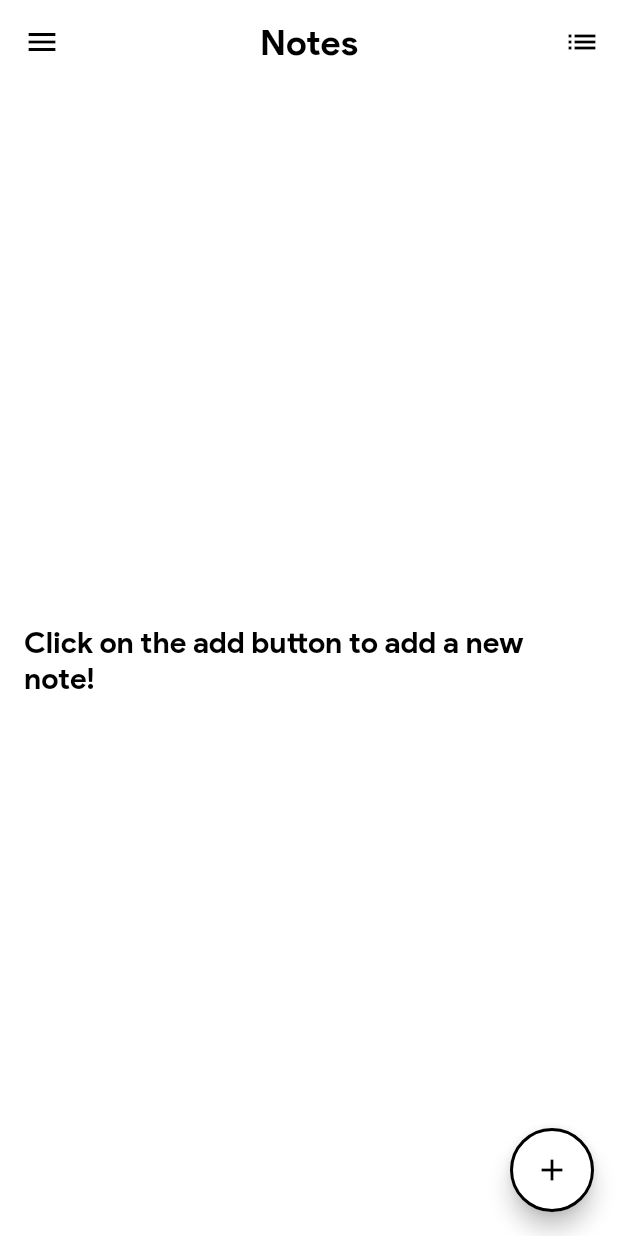
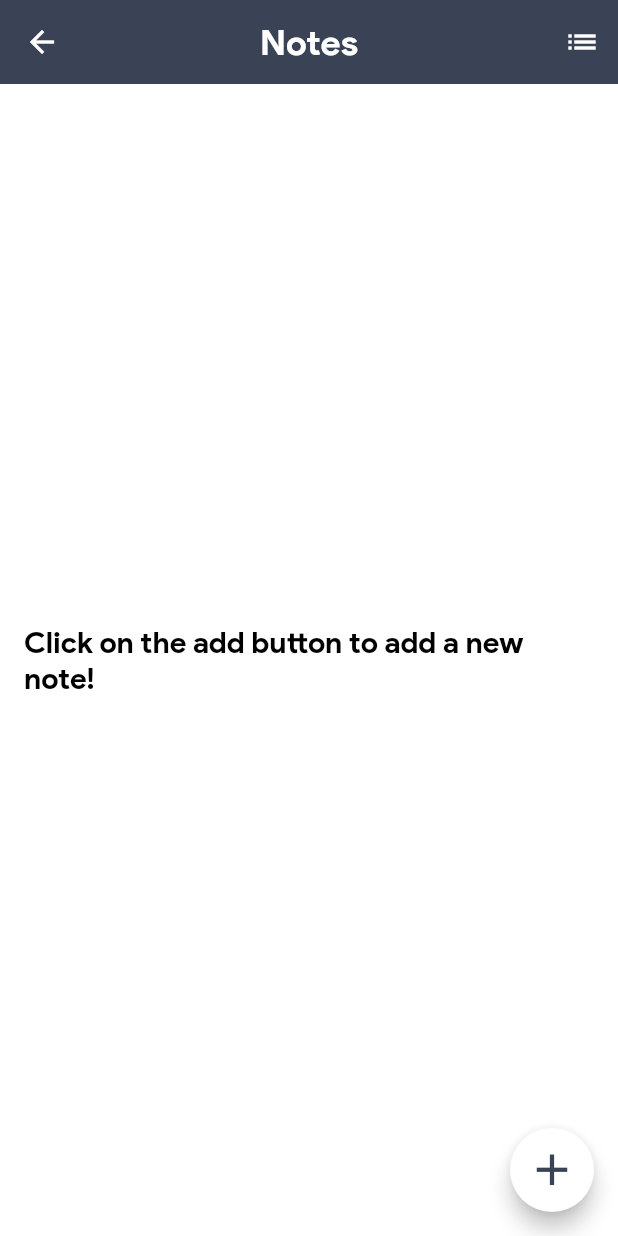
Before and after one commit to rahulbalhararkb/powerlog, a Flutter app: the MyHomePage screen opened directly, after a tap on "NOTEBOOK", on a phone screen of 412 x 824 dp. Run offline on Flutter 3.47's test engine with Material 2 defaults, Android fonts, the phone set to English and light mode, and no system bars; our stand-ins replace cloud_firestore, firebase_auth, splashscreen, sqflite; accounts and stored records are empty; project files that could hold a hidden picture were left out.

Commit message:
notebook theme modified

```diff
--- a/lib/db_helper/db_helper.dart
+++ b/lib/service/db_helper.dart
@@ -3,7 +3,7 @@ import 'dart:io';
 import 'package:sqflite/sqflite.dart';
 import 'dart:async';
 import 'package:path_provider/path_provider.dart';
-import 'package:powerlog/modal_class/notes.dart';
+import 'package:powerlog/model/notes.dart';
 
 class DatabaseHelper {
   static DatabaseHelper _databaseHelper; // Singleton DatabaseHelper
--- a/lib/ui/home_page.dart
+++ b/lib/ui/home_page.dart
@@ -1,7 +1,7 @@
 import 'package:flutter/material.dart';
 import 'package:powerlog/auth/auth.dart';
+import 'package:powerlog/ui/note_list.dart';
 import 'package:powerlog/ui/new_feature.dart';
-import 'package:powerlog/ui/note_book.dart';
 import 'package:powerlog/ui/show_entries.dart';
 
 class MyHomePage extends StatefulWidget {
@@ -111,14 +111,14 @@ class _MyHomePageState extends State<MyHomePage> {
                 child: GestureDetector(
                   onTap: () {
                     Navigator.push(context,
-                        MaterialPageRoute(builder: (context) => NoteBook()));
+                        MaterialPageRoute(builder: (context) => NoteList()));
                   },
                   child: Center(
                     child: Column(mainAxisAlignment: MainAxisAlignment.center,
                         //crossAxisAlignment: CrossAxisAlignment.stretch,
                         children: <Widget>[
                           Icon(
-                            Icons.settings,
+                            Icons.note_add,
                             color: Colors.white,
                             size: 50.0,
                           ),
--- a/lib/ui/note_book.dart
+++ /dev/null
@@ -1,38 +0,0 @@
-import 'package:flutter/material.dart';
-import 'package:powerlog/screens/note_list.dart';
-
-class NoteBook extends StatelessWidget {
-  @override
-  Widget build(BuildContext context) {
-    return MaterialApp(
-      title: 'NoteKeeper',
-      debugShowCheckedModeBanner: false,
-      theme: ThemeData(
-        primarySwatch: Colors.deepPurple,
-        textTheme: TextTheme(
-          headline: TextStyle(
-              fontFamily: 'Sans',
-              fontWeight: FontWeight.bold,
-              color: Colors.black,
-              fontSize: 24),
-          body1: TextStyle(
-              fontFamily: 'Sans',
-              fontWeight: FontWeight.bold,
-              color: Colors.black,
-              fontSize: 20),
-          body2: TextStyle(
-              fontFamily: 'Sans',
-              fontWeight: FontWeight.normal,
-              color: Colors.black,
-              fontSize: 18),
-          subtitle: TextStyle(
-              fontFamily: 'Sans',
-              fontWeight: FontWeight.normal,
-              color: Colors.black,
-              fontSize: 14),
-        ),
-      ),
-      home: NoteList(),
-    );
-  }
-}
--- a/lib/screens/note_list.dart
+++ b/lib/ui/note_list.dart
@@ -1,8 +1,8 @@
 import 'dart:async';
 import 'package:flutter/material.dart';
-import 'package:powerlog/db_helper/db_helper.dart';
-import 'package:powerlog/modal_class/notes.dart';
-import 'package:powerlog/screens/note_detail.dart';
+import 'package:powerlog/service/db_helper.dart';
+import 'package:powerlog/model/notes.dart';
+import 'package:powerlog/ui/note_detail.dart';
 import 'package:flutter_staggered_grid_view/flutter_staggered_grid_view.dart';
 import 'package:powerlog/utils/widgets.dart';
 import 'package:sqflite/sqflite.dart';
@@ -28,23 +28,34 @@ class NoteListState extends State<NoteList> {
     }
 
     return Scaffold(
+      backgroundColor: Color.fromRGBO(58, 66, 86, 1.0),
       appBar: AppBar(
-        title: Text('Notes', style: Theme.of(context).textTheme.headline),
+
+        title: Text(
+          'Notes',
+          style: TextStyle(
+              fontFamily: 'Sans',
+              fontWeight: FontWeight.bold,
+              color: Colors.white,
+              fontSize: 24),
+        ),
         centerTitle: true,
         elevation: 0,
-        backgroundColor: Colors.white,
+        backgroundColor: Color.fromRGBO(58, 66, 86, 1.0),
         leading: IconButton(
           icon: Icon(
-            Icons.menu,
-            color: Colors.black,
+            Icons.arrow_back,
+            color: Colors.white,
           ),
-          onPressed: () {},
+          onPressed: () {
+            Navigator.pop(context);
+          },
         ),
         actions: <Widget>[
           IconButton(
             icon: Icon(
               axisCount == 2 ? Icons.list : Icons.grid_on,
-              color: Colors.black,
+              color: Colors.white,
             ),
             onPressed: () {
               setState(() {
@@ -60,8 +71,14 @@ class NoteListState extends State<NoteList> {
               child: Center(
                 child: Padding(
                   padding: const EdgeInsets.all(16.0),
-                  child: Text('Click on the add button to add a new note!',
-                      style: Theme.of(context).textTheme.body1),
+                  child: Text(
+                    'Click on the add button to add a new note!',
+                    style: TextStyle(
+                        fontFamily: 'Sans',
+                        fontWeight: FontWeight.bold,
+                        color: Colors.black,
+                        fontSize: 20),
+                  ),
                 ),
               ),
             )
@@ -71,8 +88,11 @@ class NoteListState extends State<NoteList> {
           navigateToDetail(Note('', '', 3, 0), 'Add Note');
         },
         tooltip: 'Add Note',
-        shape: CircleBorder(side: BorderSide(color: Colors.black, width: 2.0)),
-        child: Icon(Icons.add, color: Colors.black),
+        child: Icon(
+          Icons.add,
+          color: Color.fromRGBO(58, 66, 86, 1.0),
+          size: 35.0,
+        ),
         backgroundColor: Colors.white,
       ),
     );
@@ -105,7 +125,11 @@ class NoteListState extends State<NoteList> {
                             padding: const EdgeInsets.all(8.0),
                             child: Text(
                               this.noteList[index].title,
-                              style: Theme.of(context).textTheme.body1,
+                              style: TextStyle(
+                                  fontFamily: 'Sans',
+                                  fontWeight: FontWeight.bold,
+                                  color: Colors.black,
+                                  fontSize: 20),
                             ),
                           ),
                         ),
@@ -124,10 +148,15 @@ class NoteListState extends State<NoteList> {
                         children: <Widget>[
                           Expanded(
                             child: Text(
-                                this.noteList[index].description == null
-                                    ? ''
-                                    : this.noteList[index].description,
-                                style: Theme.of(context).textTheme.body2),
+                              this.noteList[index].description == null
+                                  ? ''
+                                  : this.noteList[index].description,
+                              style: TextStyle(
+                                  fontFamily: 'Sans',
+                                  fontWeight: FontWeight.normal,
+                                  color: Colors.black,
+                                  fontSize: 18),
+                            ),
                           )
                         ],
                       ),
@@ -135,8 +164,14 @@ class NoteListState extends State<NoteList> {
                     Row(
                         mainAxisAlignment: MainAxisAlignment.end,
                         children: <Widget>[
-                          Text(this.noteList[index].date,
-                              style: Theme.of(context).textTheme.subtitle),
+                          Text(
+                            this.noteList[index].date,
+                            style: TextStyle(
+                                fontFamily: 'Sans',
+                                fontWeight: FontWeight.normal,
+                                color: Colors.black,
+                                fontSize: 14),
+                          ),
                         ])
                   ],
                 ),
@@ -185,18 +220,6 @@ class NoteListState extends State<NoteList> {
     }
   }
 
-  // void _delete(BuildContext context, Note note) async {
-  //   int result = await databaseHelper.deleteNote(note.id);
-  //   if (result != 0) {
-  //     _showSnackBar(context, 'Note Deleted Successfully');
-  //     updateListView();
-  //   }
-  // }
-
-  // void _showSnackBar(BuildContext context, String message) {
-  //   final snackBar = SnackBar(content: Text(message));
-  //   Scaffold.of(context).showSnackBar(snackBar);
-  // }
 
   void navigateToDetail(Note note, String title) async {
     bool result = await Navigator.push(context,
--- a/lib/utils/widgets.dart
+++ b/lib/utils/widgets.dart
@@ -23,8 +23,8 @@ class PriorityPicker extends StatefulWidget {
 
 class _PriorityPickerState extends State<PriorityPicker> {
   int selectedIndex;
-  List<String> priorityText = ['Low', 'High', 'Very High'];
-  List<Color> priorityColor = [Colors.green, Colors.lightGreen, Colors.red];
+  List<String> priorityText = ['Low', 'Medium', 'High'];
+  List<Color> priorityColor = [Colors.green, Colors.orange, Colors.red];
   @override
   Widget build(BuildContext context) {
     if (selectedIndex == null) {
```
Also changed, not shown: lib/ui/add_defect.dart (+10 -1 lines), lib/ui/new_feature.dart (+9 -0 lines), lib/ui/note_detail.dart (renamed from lib/screens/note_detail.dart, +72 -31 lines), lib/ui/show_entries.dart (+10 -0 lines), lib/model/notes.dart (renamed from lib/modal_class/notes.dart).
